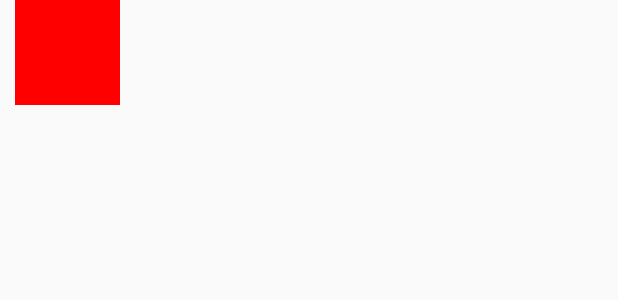
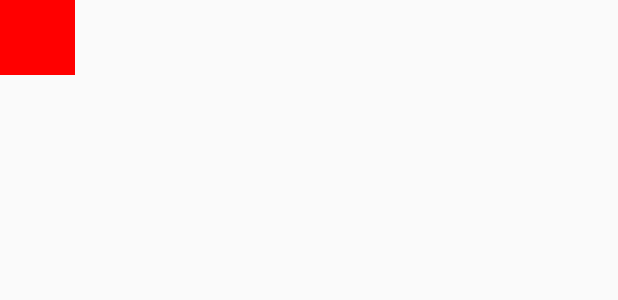
Before and after one commit to sonyanai/GoodHomes, an Android app: the layout new_list.xml on its own in the app's theme, with its tools: preview values and no code run, on a phone screen of 412 x 824 dp. Shown: the top 300 px of the screen. Run offline under Robolectric (Android 15) with nearby library versions, the phone set to English and light mode, and no system bars.

```diff
--- a/app/src/main/java/jp/techacademy/son/goodhomes/BusinessDataArrayListAdapter.java
+++ b/app/src/main/java/jp/techacademy/son/goodhomes/BusinessDataArrayListAdapter.java
@@ -63,15 +63,17 @@ public class BusinessDataArrayListAdapter extends BaseAdapter {
 
         if (mCompanyName != null) {
             holder.companyNameTextView.setText(mCompanyName);
+            holder.companyNameTextView.setTextSize(16.0f);
+
         }
         if (mIndustry != null) {
             holder.industryTextView.setText(mIndustry);
         }
         if (mTotalEvaluation != null) {
-            holder.totalEvaluationTextView.setText(mTotalEvaluation);
+            holder.totalEvaluationTextView.setText("総合評価 " + mTotalEvaluation);
         }
         if (mMoneyEvaluation != null) {
-            holder.moneyEvaluationTextView.setText(mMoneyEvaluation);
+            holder.moneyEvaluationTextView.setText("平均見積り誤差 " + mMoneyEvaluation);
         }
         if (mBitmapString != null) {
             //holder.companyImageView.setImageDrawable(mBitmapString);
--- a/app/src/main/res/layout/new_list.xml
+++ b/app/src/main/res/layout/new_list.xml
@@ -6,25 +6,26 @@
 
     <LinearLayout
         android:layout_width="match_parent"
-        android:layout_height="70dp"
-        android:orientation="horizontal"
-        android:layout_marginLeft="10dp">
+        android:layout_height="50dp"
+        android:orientation="horizontal">
 
         <ImageView
-            android:layout_width="70dp"
-            android:layout_height="70dp"
+            android:layout_width="50dp"
+            android:layout_height="50dp"
             android:id="@+id/companyImageView"
             android:background="#FF0000"/>
 
         <LinearLayout
             android:layout_width="wrap_content"
             android:layout_height="wrap_content"
-            android:orientation="vertical">
+            android:orientation="vertical"
+            android:layout_marginLeft="10dp">
 
             <LinearLayout
                 android:layout_width="wrap_content"
                 android:layout_height="wrap_content"
-                android:orientation="horizontal">
+                android:orientation="horizontal"
+                android:layout_marginTop="5dp">
 
                 <TextView
                     android:layout_width="wrap_content"
@@ -33,13 +34,15 @@
                 <TextView
                     android:layout_width="wrap_content"
                     android:layout_height="wrap_content"
+                    android:layout_marginLeft="10dp"
                     android:id="@+id/industryTextView"/>
             </LinearLayout>
 
             <LinearLayout
                 android:layout_width="wrap_content"
                 android:layout_height="wrap_content"
-                android:orientation="horizontal">
+                android:orientation="horizontal"
+                android:layout_marginTop="5dp">
 
                 <TextView
                     android:layout_width="wrap_content"
@@ -48,7 +51,8 @@
                 <TextView
                     android:layout_width="wrap_content"
                     android:layout_height="wrap_content"
-                    android:id="@+id/totalEvaluationTextView"/>
+                    android:id="@+id/totalEvaluationTextView"
+                    android:layout_marginLeft="10dp"/>
             </LinearLayout>
 
         </LinearLayout>
```
